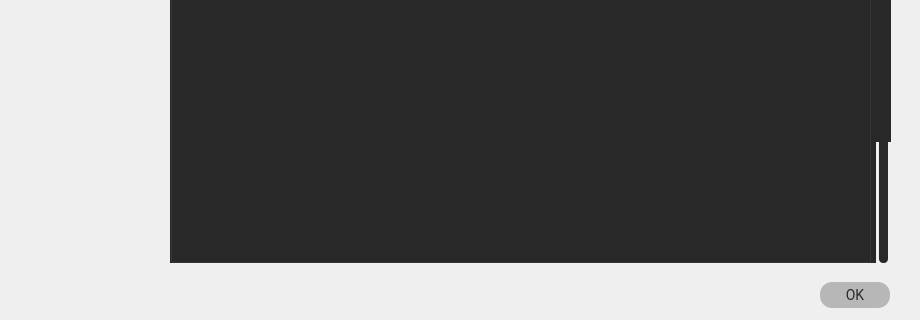
The window that src/app/settingswindow.ui (aargirakis/BZRPlayer) describes before a commit, drawn with Qt 5; both pictures show x 0 to 920 and y 318 to 638 of the 920 by 638 pixel window.
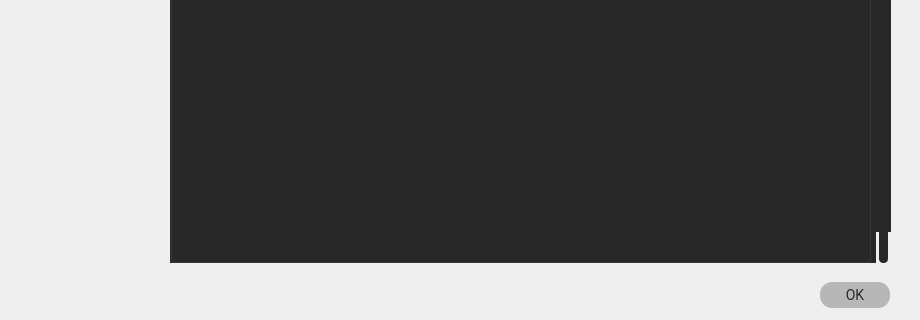
The same window after the commit. Icons and pictures are not drawn. Custom widgets are drawn as their Qt base class.

Commit message: feat(ui): add preferences for choosing row height of infos, samples & instruments

Patch:
```diff
--- a/src/app/settingswindow.ui
+++ b/src/app/settingswindow.ui
@@ -1071,7 +1071,7 @@
       <x>0</x>
       <y>0</y>
       <width>700</width>
-      <height>440</height>
+      <height>530</height>
      </rect>
     </property>
     <property name="sizePolicy">
@@ -1083,7 +1083,7 @@
     <property name="minimumSize">
      <size>
       <width>0</width>
-      <height>440</height>
+      <height>530</height>
      </size>
     </property>
     <property name="maximumSize">
@@ -1668,7 +1668,7 @@
      <property name="geometry">
       <rect>
        <x>20</x>
-       <y>390</y>
+       <y>480</y>
        <width>151</width>
        <height>26</height>
       </rect>
@@ -1681,7 +1681,7 @@
      <property name="geometry">
       <rect>
        <x>180</x>
-       <y>390</y>
+       <y>480</y>
        <width>400</width>
        <height>26</height>
       </rect>
@@ -1706,7 +1706,7 @@
      <property name="geometry">
       <rect>
        <x>590</x>
-       <y>390</y>
+       <y>480</y>
        <width>45</width>
        <height>26</height>
       </rect>
```
Left out of the diff: 153 changed lines with no effect on the pictures. The commit also changes 5 other files.
